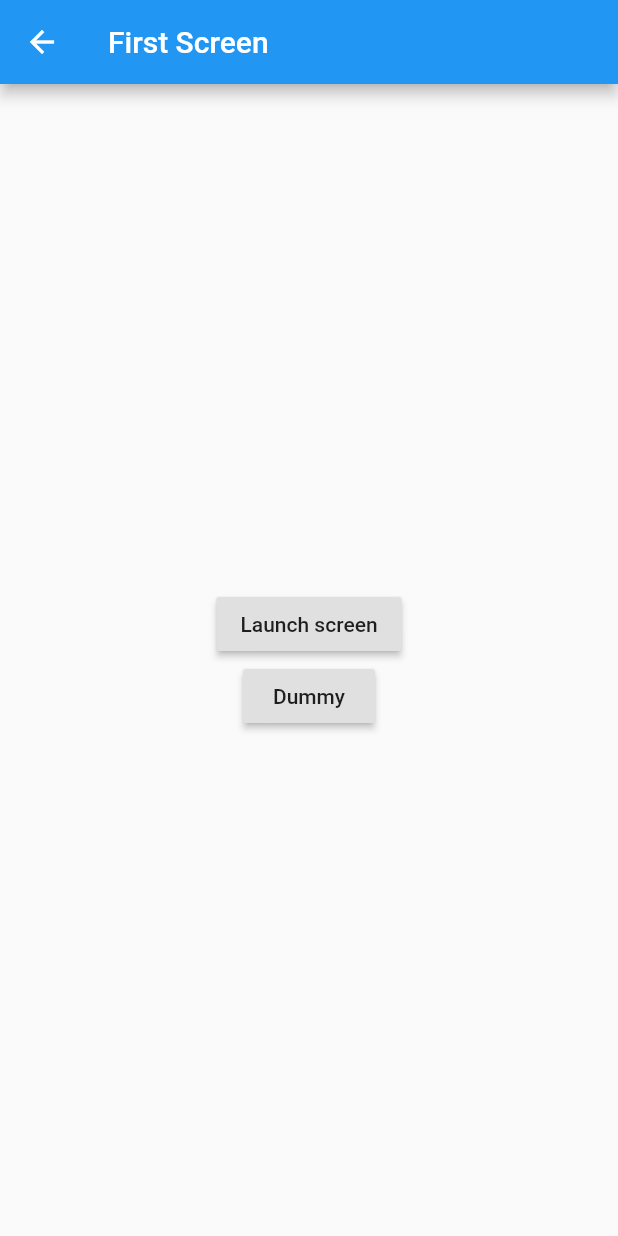
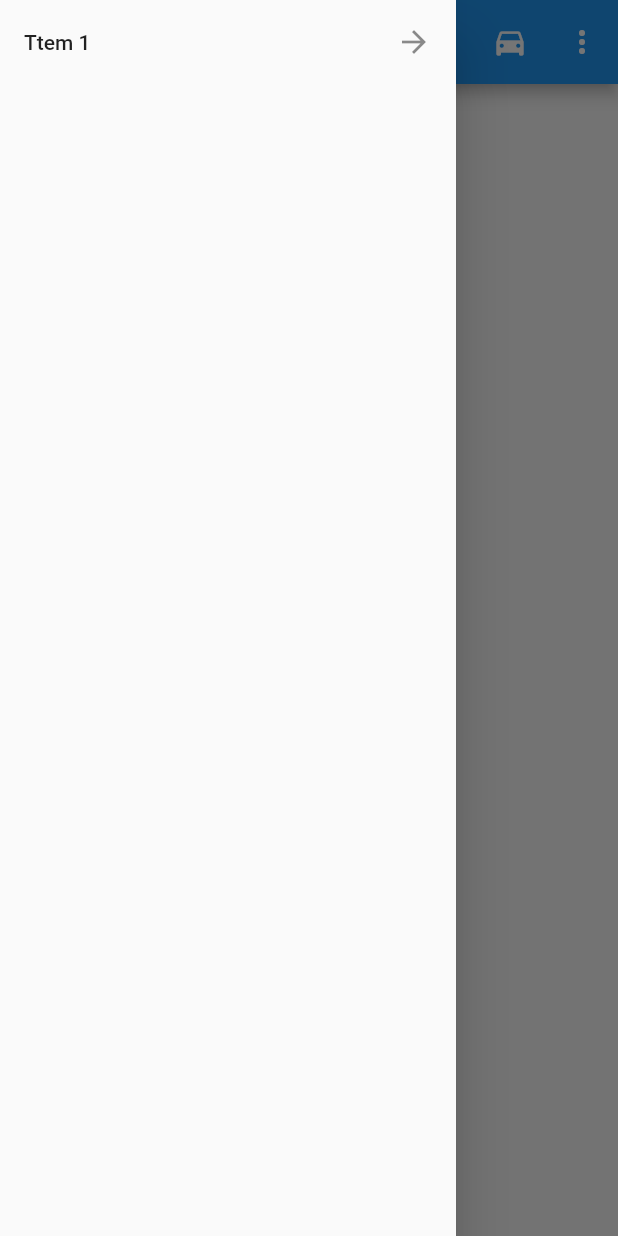
Before and after one commit to mihai1voicescu/hackaton-front, a Flutter app: the MainScreen screen opened by its route, with the side drawer open (before the commit the screen has no drawer), on a phone screen of 412 x 824 dp. Run offline on Flutter 3.47's test engine with Material 2 defaults, Android fonts, the phone set to English and light mode, and no system bars; our stand-ins replace shared_preferences; accounts and stored records are empty; generated files the repository leaves out were written again.

Commit message:
Add menu

```diff
--- /dev/null
+++ b/lib/menu.dart
@@ -0,0 +1,67 @@
+import 'package:flutter/material.dart';
+
+class Menu {
+  static final Menu _singleton = Menu._internal();
+
+  factory Menu() {
+    return _singleton;
+  }
+
+  Drawer getMainDrawer() {
+    return Drawer(
+      child: ListView(
+        children: <Widget>[
+          ListTile(
+            title: Text("Ttem 1"),
+            trailing: Icon(Icons.arrow_forward),
+          ),
+        ],
+      ),
+    );
+  }
+
+  AppBar getMainAppBar() {
+    return AppBar(
+      title: Text('First Screen'),
+      actions: <Widget>[
+        // action button
+        IconButton(
+          icon: Icon(choices[0].icon),
+          onPressed: () {
+//              _select(choices[0]);
+          },
+        ),
+
+        PopupMenuButton<Choice>(
+//            onSelected: _select,
+          itemBuilder: (BuildContext context) {
+            return choices.skip(2).map((Choice choice) {
+              return PopupMenuItem<Choice>(
+                value: choice,
+                child: Text(choice.title),
+              );
+            }).toList();
+          },
+        ),
+      ],
+    );
+  }
+
+  Menu._internal();
+}
+
+class Choice {
+  const Choice({this.title, this.icon});
+
+  final String title;
+  final IconData icon;
+}
+
+const List<Choice> choices = const <Choice>[
+  const Choice(title: 'Car', icon: Icons.directions_car),
+  const Choice(title: 'Bicycle', icon: Icons.directions_bike),
+  const Choice(title: 'Boat', icon: Icons.directions_boat),
+  const Choice(title: 'Bus', icon: Icons.directions_bus),
+  const Choice(title: 'Train', icon: Icons.directions_railway),
+  const Choice(title: 'Walk', icon: Icons.directions_walk),
+];
--- a/lib/routes/main.dart
+++ b/lib/routes/main.dart
@@ -1,13 +1,15 @@
 import 'package:flutter/material.dart';
+
+import '../menu.dart';
 
 class MainScreen extends StatelessWidget {
   static const route = "/main";
+
   @override
   Widget build(BuildContext context) {
     return Scaffold(
-      appBar: AppBar(
-        title: Text('First Screen'),
-      ),
+      drawer: Menu().getMainDrawer(),
+      appBar: Menu().getMainAppBar(),
       body: Center(
         child: Column(
           mainAxisAlignment: MainAxisAlignment.center,
```
